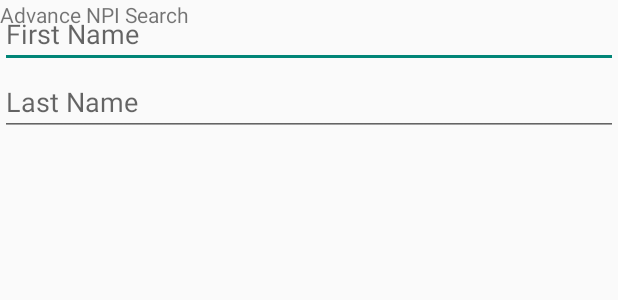
After one commit to Mario0419/NPIRegistry, an Android app: the layout fragment_advance_search.xml on its own in the app's theme, with its tools: preview values and no code run, on a phone screen of 412 x 824 dp. The commit adds this screen. Shown: the top 300 px of the screen. Run offline under Robolectric (Android 15) with nearby library versions, the phone set to English and light mode, and no system bars.

Commit message:
working on advance search fragment

```diff
--- a/app/src/main/java/com/mx3studios/npiregistry/npiDrawerFragment/AdvanceSearchFragment.java
+++ b/app/src/main/java/com/mx3studios/npiregistry/npiDrawerFragment/AdvanceSearchFragment.java
@@ -1,6 +1,15 @@
 package com.mx3studios.npiregistry.npiDrawerFragment;
 
+import android.app.Dialog;
+import android.app.FragmentManager;
+import android.os.Bundle;
 import android.support.v4.app.Fragment;
+import android.view.LayoutInflater;
+import android.view.View;
+import android.view.ViewGroup;
+import android.widget.Button;
+
+import com.mx3studios.npiregistry.R;
 
 /**
  * Created by Mario on 3/16/2016.
@@ -8,7 +17,23 @@ import android.support.v4.app.Fragment;
 public class AdvanceSearchFragment extends Fragment{
     int layout = 0;
 
+    private FragmentManager m;
+    private View view;
+    private Button searchButton;
+
     public int getLayoutRes() {
         return layout;
     }
+
+    public static AdvanceSearchFragment newInstance() {
+        AdvanceSearchFragment fragment = new AdvanceSearchFragment();
+        return fragment;
+    }
+
+    @Override
+    public View onCreateView(LayoutInflater inflater, ViewGroup container, Bundle savedInstanceState) {
+        View view = inflater.inflate(R.layout.fragment_advance_search, container, false);
+
+        return view;
+    }
 }
--- /dev/null
+++ b/app/src/main/res/layout/fragment_advance_search.xml
@@ -0,0 +1,35 @@
+<?xml version="1.0" encoding="utf-8"?>
+<FrameLayout xmlns:android="http://schemas.android.com/apk/res/android"
+    xmlns:tools="http://schemas.android.com/tools"
+    android:layout_width="match_parent"
+    android:layout_height="match_parent"
+    tools:context="com.mx3studios.npiregistry.npiDrawerFragment.AdvanceSearchFragment">
+
+    <TextView
+        android:layout_width="match_parent"
+        android:layout_height="wrap_content"
+        android:text="Advance NPI Search"/>
+    <LinearLayout
+        android:orientation="vertical"
+        android:layout_width="match_parent"
+        android:layout_height="match_parent">
+
+        <EditText
+            android:id="@+id/first_name"
+            android:singleLine="true"
+            android:maxLength="25"
+            android:layout_width="match_parent"
+            android:layout_height="wrap_content"
+            android:hint="First Name"/>
+
+        <EditText
+            android:id="@+id/last_name"
+            android:singleLine="true"
+            android:maxLength="25"
+            android:layout_width="match_parent"
+            android:layout_height="wrap_content"
+            android:hint="Last Name"/>
+
+    </LinearLayout>
+
+</FrameLayout>
```
